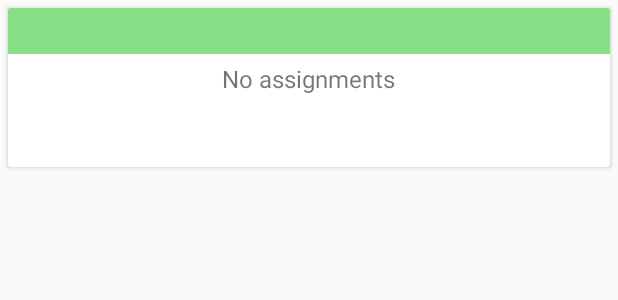
After one commit to hstennes/AspenGrades, an Android app: the layout card_category.xml on its own in the app's theme, with its tools: preview values and no code run, on a phone screen of 412 x 824 dp. The commit adds this screen. Shown: the top 300 px of the screen. Run offline under Robolectric (Android 15) with nearby library versions, the phone set to English and light mode, and no system bars; network calls fail.

Commit message:
implement assignment list

```diff
--- a/app/src/main/java/com/aspengrades/data/AssignmentList.java
+++ b/app/src/main/java/com/aspengrades/data/AssignmentList.java
@@ -6,7 +6,6 @@ import org.jsoup.nodes.Element;
 
 import java.io.IOException;
 import java.util.ArrayList;
-import java.util.HashMap;
 
 public class AssignmentList extends ArrayList<Assignment> {
 
--- a/app/src/main/java/com/aspengrades/main/TermFragment.java
+++ b/app/src/main/java/com/aspengrades/main/TermFragment.java
@@ -18,7 +18,6 @@ import com.aspengrades.data.ClassList;
 import com.aspengrades.data.ClassesListener;
 import com.aspengrades.data.SchoolClass;
 
-import java.util.ArrayList;
 import java.util.HashMap;
 
 public class TermFragment extends Fragment implements View.OnClickListener, ClassesListener {
@@ -87,17 +86,17 @@ public class TermFragment extends Fragment implements View.OnClickListener, Clas
             float gradeVal = schoolClass.getTermGrade();
             if(gradeVal != -1) {
                 grade.setText(Float.toString(gradeVal));
+                classButton.setOnClickListener(this);
             }
             classButton.getBackground().setColorFilter(getColor(gradeVal), PorterDuff.Mode.SRC);
-
             classesLayout.addView(classButton, classesLayout.getChildCount() - 1);
-            classButton.setOnClickListener(this);
         }
     }
 
     private int getColor(float gradeVal){
         int gradeInt = Math.round(gradeVal);
         Context context = getContext();
+        if(context == null) return 0;
         if(gradeInt > 89) return ContextCompat.getColor(context, R.color.colorA);
         else if(gradeInt > 79) return ContextCompat.getColor(context, R.color.colorB);
         else if(gradeInt > 69) return ContextCompat.getColor(context, R.color.colorC);
--- /dev/null
+++ b/app/src/main/res/layout/card_category.xml
@@ -0,0 +1,74 @@
+<?xml version="1.0" encoding="utf-8"?>
+<android.support.v7.widget.CardView
+    xmlns:android="http://schemas.android.com/apk/res/android" android:layout_width="match_parent"
+    android:layout_height="wrap_content"
+    android:layout_margin="5dp">
+
+    <LinearLayout
+        android:orientation="vertical"
+        android:layout_width="match_parent"
+        android:layout_height="wrap_content">
+
+        <RelativeLayout
+            android:id="@+id/layout_header"
+            android:layout_width="match_parent"
+            android:layout_height="wrap_content"
+            android:paddingStart="5dp"
+            android:paddingEnd="5dp"
+            android:paddingTop="3dp"
+            android:background="@color/colorA"
+            android:layout_marginBottom="5dp">
+
+            <TextView
+                android:id="@+id/text_category"
+                android:layout_width="wrap_content"
+                android:layout_height="wrap_content"
+                android:textSize="20sp"
+                android:layout_marginEnd="20dp"
+                android:layout_toStartOf="@id/text_category_grade"
+                android:layout_alignParentStart="true"
+                android:maxLines="1"
+                android:ellipsize="end"
+                android:textColor="#000000" />
+
+            <TextView
+                android:id="@+id/text_category_grade"
+                android:layout_width="wrap_content"
+                android:layout_height="wrap_content"
+                android:textSize="20sp"
+                android:textColor="#000000"
+                android:layout_centerVertical="true"
+                android:layout_alignParentEnd="true" />
+
+        </RelativeLayout>
+
+        <TextView
+            android:id="@+id/text_no_assignments"
+            android:layout_width="wrap_content"
+            android:layout_height="wrap_content"
+            android:textSize="16sp"
+            android:layout_gravity="center_horizontal"
+            android:text="@string/text_no_assignments"/>
+
+        <LinearLayout
+            android:id="@+id/layout_assignments"
+            android:layout_width="match_parent"
+            android:layout_height="wrap_content"
+            android:paddingTop="5dp"
+            android:paddingBottom="10dp"
+            android:paddingStart="5dp"
+            android:paddingEnd="5dp"
+            android:orientation="vertical"/>
+
+        <TextView
+            android:id="@+id/text_weight"
+            android:layout_width="wrap_content"
+            android:layout_height="wrap_content"
+            android:layout_gravity="end"
+            android:textSize="20sp"
+            android:layout_marginBottom="5dp"
+            android:layout_marginEnd="10dp" />
+
+    </LinearLayout>
+
+</android.support.v7.widget.CardView>
--- a/app/src/main/res/values/strings.xml
+++ b/app/src/main/res/values/strings.xml
@@ -3,6 +3,8 @@
     <string name="text_invalid_credentials">Invalid username or password</string>
     <string name="text_aspen_error">Aspen is not available</string>
     <string name="text_term">Term %1$s</string>
+    <string name="text_weight">Weight: %1$s</string>
+    <string name="text_no_assignments">No assignments</string>
     <string name="button_login">Login</string>
     <string name="hint_username">Username</string>
     <string name="hint_password">Password</string>
```
Also changed, not shown: app/src/main/java/com/aspengrades/main/AssignmentsActivity.java (+11 -3 lines), app/src/main/java/com/aspengrades/main/CategoryAdapter.java (added, +75 -0 lines), app/src/main/java/com/aspengrades/main/MainActivity.java (+1 -36 lines), app/src/main/res/layout/activity_assignments.xml (+7 -3 lines), app/src/main/res/layout/assignment.xml (added, +26 -0 lines).
